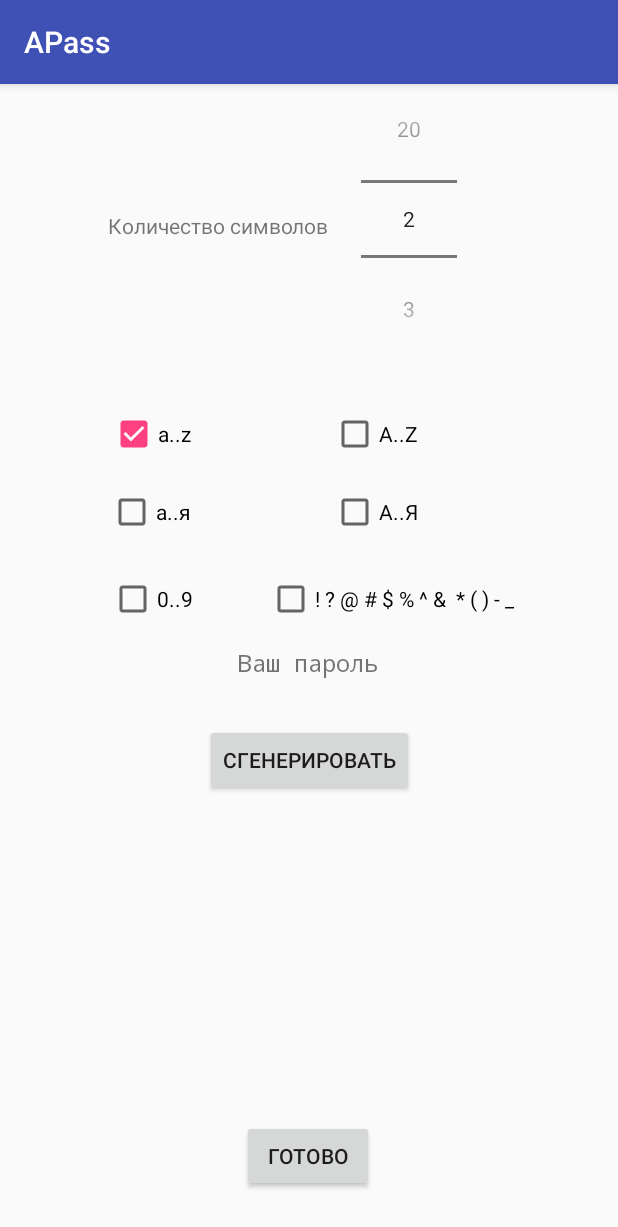
After one commit to AMM2017/APass, an Android app: the GeneratorActivity screen opened directly, with no data from a screen before it, on a phone screen of 412 x 824 dp. The commit adds this screen. Shown: the top 1227 px of the screen. Run offline under Robolectric (Android 15) with nearby library versions, the phone set to English and light mode, and no system bars.

Commit message:
Add password generator

```diff
--- a/app/build.gradle
+++ b/app/build.gradle
@@ -28,5 +28,4 @@ dependencies {
     compile 'com.android.support:design:25.3.1'
     compile 'com.android.support.constraint:constraint-layout:1.0.2'
     testCompile 'junit:junit:4.12'
-    compile "com.android.support:design:25.0.3"
 }
--- a/app/src/main/AndroidManifest.xml
+++ b/app/src/main/AndroidManifest.xml
@@ -34,7 +34,8 @@
                 android:value="com.apass.MainActivity" />
         </activity>
         <activity android:name=".CreateFileActivity" />
-        <activity android:name=".RecordActivity"></activity>
+        <activity android:name=".RecordActivity" />
+        <activity android:name=".GeneratorActivity"></activity>
     </application>
 
 </manifest>
--- /dev/null
+++ b/app/src/main/java/com/apass/GeneratorActivity.java
@@ -0,0 +1,173 @@
+package com.apass;
+
+import android.content.Intent;
+import android.support.v7.app.AppCompatActivity;
+import android.os.Bundle;
+import android.view.View;
+import android.widget.Button;
+import android.widget.CheckBox;
+import android.widget.CompoundButton;
+import android.widget.NumberPicker;
+import android.widget.TextView;
+import android.widget.Toast;
+
+import java.util.Random;
+
+public class GeneratorActivity extends AppCompatActivity implements View.OnClickListener,
+        NumberPicker.OnValueChangeListener, CompoundButton.OnCheckedChangeListener {
+
+    NumberPicker numberPicker;
+
+    CheckBox lowEng;
+    CheckBox upEng;
+    CheckBox lowRu;
+    CheckBox upRu;
+    CheckBox number;
+    CheckBox specSymbols;
+
+    TextView txtgeneratedPass;
+
+    private boolean isLowEng = true;
+    private boolean isUpEng = false;
+    private boolean isLowRu = false;
+    private boolean isUpRu = false;
+    private boolean isNumber = false;
+    private boolean isSpecSymbols = false;
+
+    String resultPass;
+    int resultLength;
+
+    Button btnGeneratePass;
+    Button btnDoneGenerate;
+
+    public static final String UPPER_EN = "ABCDEFGHIJKLMNOPQRSTUVWXYZ";
+
+    public static final String LOWER_EN = UPPER_EN.toLowerCase();
+
+    public static final String UPPER_RU = "БВГДЕЁЖЗИЙКЛМНОПРСТУФХЦЧШЩЪЫЬЭЮЯ";
+
+    public static final String LOWER_RU = UPPER_RU.toLowerCase();
+
+    public static final String DIGITS = "0123456789";
+
+    public static final String SYMBOLS = "!?@#$%^&*()-_";
+
+    Random random = new Random();
+
+    @Override
+    protected void onCreate(Bundle savedInstanceState) {
+        super.onCreate(savedInstanceState);
+        setContentView(R.layout.activity_generator);
+
+        btnGeneratePass = (Button) findViewById(R.id.btnGeneratePass);
+        btnGeneratePass.setOnClickListener(this);
+
+        btnDoneGenerate = (Button) findViewById(R.id.btnDoneGenerate);
+        btnDoneGenerate.setOnClickListener(this);
+
+        numberPicker = (NumberPicker) findViewById(R.id.numberPicker);
+        numberPicker.setOnValueChangedListener(this);
+
+        lowEng = (CheckBox) findViewById(R.id.cbLowEng);
+        lowEng.setOnCheckedChangeListener(this);
+
+        upEng = (CheckBox) findViewById(R.id.cbUpEng);
+        upEng.setOnCheckedChangeListener(this);
+
+        lowRu = (CheckBox) findViewById(R.id.cbLowRu);
+        lowRu.setOnCheckedChangeListener(this);
+
+        upRu = (CheckBox) findViewById(R.id.cbUpRu);
+        upRu.setOnCheckedChangeListener(this);
+
+        number = (CheckBox) findViewById(R.id.cbNumber);
+        number.setOnCheckedChangeListener(this);
+
+        specSymbols = (CheckBox) findViewById(R.id.cbSpecSymbols);
+        specSymbols.setOnCheckedChangeListener(this);
+
+        txtgeneratedPass = (TextView)findViewById(R.id.txtGeneratedPass);
+
+
+        //установка начальных значений
+        lowEng.setChecked(isLowEng);
+        upEng.setChecked(isUpEng);
+        lowRu.setChecked(isLowRu);
+        upRu.setChecked(isUpRu);
+        number.setChecked(isNumber);
+        specSymbols.setChecked(isSpecSymbols);
+
+        numberPicker.setMinValue(2);
+        numberPicker.setMaxValue(20);
+        resultLength = numberPicker.getValue();
+    }
+
+    @Override
+    public void onClick(View v) {
+        switch (v.getId()) {
+            case R.id.btnGeneratePass:
+                if (!(isLowEng || isUpEng || isLowRu || isUpRu || isNumber || isSpecSymbols))
+                    Toast.makeText(this, "Не выбрано наборов символов!", Toast.LENGTH_SHORT).show();
+                else {
+                    String source = "";
+                    if (isLowEng) source += LOWER_EN;
+                    if (isUpEng) source += UPPER_EN;
+                    if (isLowRu) source += LOWER_RU;
+                    if (isUpRu) source += UPPER_RU;
+                    if (isNumber) source += DIGITS;
+                    if (isSpecSymbols) source += SYMBOLS;
+
+                    char[] sourceArray = source.toCharArray();
+                    resultPass = "";
+                    for (int i = 0; i < resultLength; ++i)
+                        resultPass += sourceArray[random.nextInt(sourceArray.length)];
+
+                    txtgeneratedPass.setText(resultPass);
+                }
+                break;
+            case R.id.btnDoneGenerate:
+                if (resultPass == null)
+                    Toast.makeText(this, "Пароль не сгенерирован!", Toast.LENGTH_SHORT).show();
+                else
+                {
+                    Intent intent = new Intent();
+                    intent.putExtra("generatedPass", resultPass);
+                    setResult(RESULT_OK, intent);
+                    this.finish();
+                }
+                break;
+        }
+    }
+
+    @Override
+    public void onValueChange(NumberPicker picker, int oldVal, int newVal) {
+        resultLength = newVal;
+    }
+
+    //изменение состояний флагов по чекбоксам
+    @Override
+    public void onCheckedChanged(CompoundButton buttonView, boolean isChecked) {
+        switch (buttonView.getId()) {
+            case R.id.cbLowEng:
+                isLowEng = isChecked;
+                break;
+            case R.id.cbUpEng:
+                isUpEng = isChecked;
+                break;
+            case R.id.cbLowRu:
+                isLowRu = isChecked;
+                break;
+            case R.id.cbUpRu:
+                isUpRu = isChecked;
+                break;
+            case R.id.cbNumber:
+                isNumber = isChecked;
+                break;
+            case R.id.cbSpecSymbols:
+                isSpecSymbols = isChecked;
+                break;
+        }
+    }
+
+
+}
--- a/app/src/main/java/com/apass/ListActivity.java
+++ b/app/src/main/java/com/apass/ListActivity.java
@@ -202,9 +202,7 @@ public class ListActivity extends AppCompatActivity implements View.OnClickListe
                     ShowRecords(this, recordList);
                     break;
             }
-            // если вернулось не ОК
-        } else {
-            Toast.makeText(this, R.string.wrong_result, Toast.LENGTH_SHORT).show();
+
         }
     }
 
--- a/app/src/main/java/com/apass/RecordActivity.java
+++ b/app/src/main/java/com/apass/RecordActivity.java
@@ -47,6 +47,7 @@ public class RecordActivity extends AppCompatActivity implements View.OnClickLis
 
     private final Context context = this;
 
+    private final int REQUEST_CODE_DONE = 3;
 
     @Override
     protected void onCreate(Bundle savedInstanceState) {
@@ -190,8 +191,13 @@ public class RecordActivity extends AppCompatActivity implements View.OnClickLis
                     alertDialog.show();
                 }
                 break;
+            //генератор паролей
+            case R.id.ibtnGenerator:
+                Intent intentCreate = new Intent(this, GeneratorActivity.class);
+                startActivityForResult(intentCreate, REQUEST_CODE_DONE);
+                break;
 
-                //TODO обработка генератора
+
             case R.id.btnAction:
                 //если имя и логин не пустые
                 if (name.getText().toString().equals("")||login.getText().toString().equals("")) {
@@ -242,4 +248,18 @@ public class RecordActivity extends AppCompatActivity implements View.OnClickLis
 
 
     }
+
+
+    @Override
+    protected void onActivityResult(int requestCode, int resultCode, Intent data) {
+        // если пришло ОК
+        if (resultCode == RESULT_OK) {
+            switch (requestCode) {
+                case REQUEST_CODE_DONE:
+                    etPass.setText((String)data.getSerializableExtra("generatedPass"));
+                    break;
+            }
+
+        }
+    }
 }
--- a/app/src/main/res/layout/activity_create_base.xml
+++ b/app/src/main/res/layout/activity_create_base.xml
@@ -85,9 +85,9 @@
             app:layout_constraintLeft_toLeftOf="parent"
             android:layout_marginStart="8dp"
             android:layout_marginEnd="8dp"
-            app:layout_constraintHorizontal_bias="0.163"
+            app:layout_constraintHorizontal_bias="0.503"
             app:layout_constraintTop_toTopOf="parent"
-            android:layout_marginTop="73dp" />
+            android:layout_marginTop="74dp" />
 
         <EditText
             android:id="@+id/editPassRepeat"
@@ -103,7 +103,7 @@
             app:layout_constraintLeft_toLeftOf="parent"
             android:layout_marginStart="8dp"
             android:layout_marginEnd="8dp"
-            app:layout_constraintHorizontal_bias="0.163" />
+            app:layout_constraintHorizontal_bias="0.503" />
 
     </android.support.constraint.ConstraintLayout>
 </ScrollView>
--- /dev/null
+++ b/app/src/main/res/layout/activity_generator.xml
@@ -0,0 +1,153 @@
+<?xml version="1.0" encoding="utf-8"?>
+<android.support.constraint.ConstraintLayout xmlns:android="http://schemas.android.com/apk/res/android"
+    xmlns:app="http://schemas.android.com/apk/res-auto"
+    xmlns:tools="http://schemas.android.com/tools"
+    android:layout_width="match_parent"
+    android:layout_height="match_parent"
+    tools:context="com.apass.GeneratorActivity">
+
+    <NumberPicker
+        android:id="@+id/numberPicker"
+        android:layout_width="wrap_content"
+        android:layout_height="wrap_content"
+        app:layout_constraintTop_toTopOf="parent"
+        android:layout_marginTop="0dp"
+        android:layout_marginLeft="8dp"
+        app:layout_constraintLeft_toLeftOf="parent"
+        android:layout_marginRight="8dp"
+        app:layout_constraintRight_toRightOf="parent"
+        app:layout_constraintHorizontal_bias="0.7" />
+
+    <TextView
+        android:id="@+id/txtNumChars"
+        android:layout_width="wrap_content"
+        android:layout_height="wrap_content"
+        android:text="Количество символов"
+        app:layout_constraintRight_toLeftOf="@+id/numberPicker"
+        android:layout_marginRight="21dp"
+        app:layout_constraintBottom_toBottomOf="@+id/numberPicker"
+        android:layout_marginBottom="0dp"
+        app:layout_constraintTop_toTopOf="@+id/numberPicker"
+        android:layout_marginTop="8dp" />
+
+    <CheckBox
+        android:id="@+id/cbNumber"
+        android:layout_width="wrap_content"
+        android:layout_height="wrap_content"
+        android:text="0..9"
+        android:layout_marginTop="26dp"
+        app:layout_constraintTop_toBottomOf="@+id/cbLowRu"
+        android:layout_marginLeft="8dp"
+        app:layout_constraintLeft_toLeftOf="@+id/cbLowRu"
+        android:layout_marginRight="0dp"
+        app:layout_constraintRight_toRightOf="@+id/cbLowRu"
+        app:layout_constraintHorizontal_bias="0.888" />
+
+    <CheckBox
+        android:id="@+id/cbLowEng"
+        android:layout_width="wrap_content"
+        android:layout_height="wrap_content"
+        android:layout_marginLeft="8dp"
+        android:layout_marginRight="8dp"
+        android:layout_marginTop="217dp"
+        android:text="a..z"
+        app:layout_constraintHorizontal_bias="0.191"
+        app:layout_constraintLeft_toLeftOf="parent"
+        app:layout_constraintRight_toRightOf="parent"
+        app:layout_constraintTop_toTopOf="parent" />
+
+    <CheckBox
+        android:id="@+id/cbUpEng"
+        android:layout_width="wrap_content"
+        android:layout_height="wrap_content"
+        android:text="A..Z"
+        app:layout_constraintLeft_toRightOf="@+id/cbLowEng"
+        android:layout_marginLeft="93dp"
+        android:layout_marginBottom="8dp"
+        app:layout_constraintBottom_toBottomOf="@+id/cbLowEng"
+        app:layout_constraintTop_toTopOf="@+id/cbLowEng"
+        android:layout_marginTop="0dp"
+        app:layout_constraintVertical_bias="0.0" />
+
+    <CheckBox
+        android:id="@+id/cbLowRu"
+        android:layout_width="wrap_content"
+        android:layout_height="wrap_content"
+        android:text="а..я"
+        android:layout_marginTop="20dp"
+        app:layout_constraintTop_toBottomOf="@+id/cbLowEng"
+        android:layout_marginLeft="8dp"
+        app:layout_constraintLeft_toLeftOf="@+id/cbLowEng"
+        android:layout_marginRight="0dp"
+        app:layout_constraintRight_toRightOf="@+id/cbLowEng"
+        app:layout_constraintHorizontal_bias="1.0" />
+
+    <CheckBox
+        android:id="@+id/cbUpRu"
+        android:layout_width="wrap_content"
+        android:layout_height="wrap_content"
+        android:text="А..Я"
+        android:layout_marginLeft="8dp"
+        android:layout_marginTop="20dp"
+        app:layout_constraintTop_toBottomOf="@+id/cbUpEng"
+        android:layout_marginRight="0dp"
+        app:layout_constraintRight_toRightOf="@+id/cbUpEng"
+        app:layout_constraintHorizontal_bias="1.0"
+        app:layout_constraintLeft_toRightOf="@+id/cbLowRu" />
+
+    <CheckBox
+        android:id="@+id/cbSpecSymbols"
+        android:layout_width="wrap_content"
+        android:layout_height="wrap_content"
+        android:layout_marginLeft="49dp"
+        android:layout_marginTop="26dp"
+        android:text="! ? @ # $ % ^ &amp;  * ( ) - _"
+        app:layout_constraintLeft_toRightOf="@+id/cbNumber"
+        app:layout_constraintTop_toBottomOf="@+id/cbUpRu" />
+
+    <Button
+        android:id="@+id/btnGeneratePass"
+        android:layout_width="wrap_content"
+        android:layout_height="wrap_content"
+        android:layout_marginLeft="8dp"
+        android:layout_marginRight="8dp"
+        android:text="Сгенерировать"
+        app:layout_constraintLeft_toLeftOf="parent"
+        app:layout_constraintRight_toRightOf="parent"
+        android:layout_marginBottom="8dp"
+        app:layout_constraintBottom_toTopOf="@+id/btnDoneGenerate"
+        android:layout_marginTop="8dp"
+        app:layout_constraintTop_toBottomOf="@+id/txtGeneratedPass"
+        app:layout_constraintVertical_bias="0.096" />
+
+    <TextView
+        android:id="@+id/txtGeneratedPass"
+        android:layout_width="wrap_content"
+        android:layout_height="wrap_content"
+        android:layout_marginLeft="8dp"
+        android:layout_marginRight="8dp"
+        android:layout_marginTop="15dp"
+        android:fontFamily="monospace"
+        android:hint="Ваш пароль"
+        android:text="Ваш пароль"
+        android:textAlignment="center"
+        android:textSize="@dimen/activity_horizontal_margin"
+        app:layout_constraintHorizontal_bias="0.498"
+        app:layout_constraintLeft_toLeftOf="parent"
+        app:layout_constraintRight_toRightOf="parent"
+        app:layout_constraintTop_toBottomOf="@+id/cbSpecSymbols"
+        tools:textColor="@android:color/black" />
+
+    <Button
+        android:id="@+id/btnDoneGenerate"
+        android:layout_width="wrap_content"
+        android:layout_height="wrap_content"
+        android:text="Готово"
+        app:layout_constraintBottom_toBottomOf="parent"
+        android:layout_marginBottom="29dp"
+        android:layout_marginRight="8dp"
+        app:layout_constraintRight_toRightOf="parent"
+        android:layout_marginLeft="8dp"
+        app:layout_constraintLeft_toLeftOf="parent"
+        app:layout_constraintHorizontal_bias="0.498" />
+</android.support.constraint.ConstraintLayout>
--- a/app/src/main/res/layout/activity_open_base.xml
+++ b/app/src/main/res/layout/activity_open_base.xml
@@ -66,10 +66,10 @@
             android:layout_marginLeft="8dp"
             android:layout_marginRight="8dp"
             android:layout_marginStart="8dp"
-            android:layout_marginTop="87dp"
+            android:layout_marginTop="88dp"
             android:ems="10"
             android:inputType="textPassword"
-            app:layout_constraintHorizontal_bias="0.052"
+            app:layout_constraintHorizontal_bias="0.503"
             app:layout_constraintLeft_toLeftOf="parent"
             app:layout_constraintRight_toRightOf="parent"
             app:layout_constraintTop_toTopOf="parent" />
```
